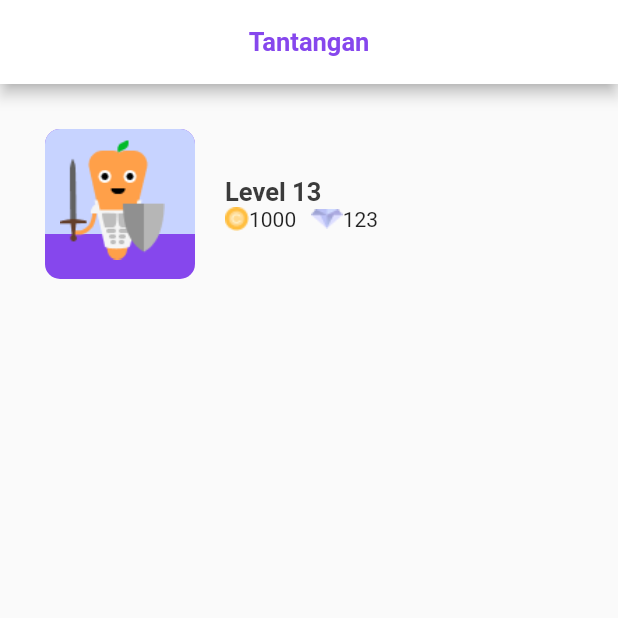
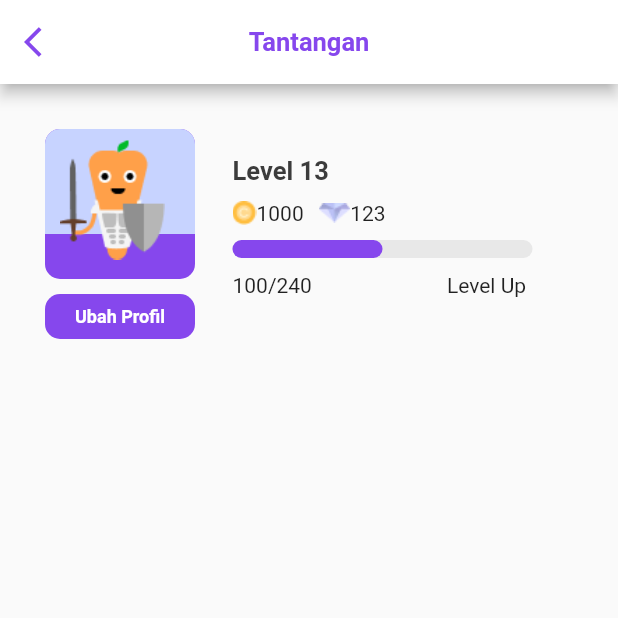
Before and after one commit to adhityabye/berifood-app, a Flutter app: the ProfilePage screen opened directly, on a phone screen of 412 x 824 dp, the top half of it. Run offline on Flutter 3.47's test engine with Material 2 defaults, Android fonts, the phone set to English and light mode, and no system bars; our stand-ins replace gap, get; Roboto replaces fonts that are missing (Poppins).

Commit message:
profile  update

```diff
--- a/lib/ui/Pages/profile_page.dart
+++ b/lib/ui/Pages/profile_page.dart
@@ -17,10 +17,10 @@ class ProfilePage extends StatelessWidget {
             onTap: () {
               Get.toNamed("/home");
             },
-            // child: Icon(
-            //   Icons.arrow_back_ios,
-            //   color: primary,
-            // ),
+            child: Icon(
+              Icons.arrow_back_ios,
+              color: primary,
+            ),
           ),
           title: Text("Tantangan",
               style: Styles.headLineStyle2.copyWith(color: primary)),
@@ -69,10 +69,24 @@ class ProfilePage extends StatelessWidget {
                             ),
                           ),
                         ),
+                        Container(
+                          height: 30,
+                          width: 100,
+                          decoration: BoxDecoration(
+                              color: primary,
+                              borderRadius: BorderRadius.circular(10)),
+                          child: Center(
+                            child: Text(
+                              "Ubah Profil",
+                              style: Styles.headLineStyle3
+                                  .copyWith(color: Colors.white),
+                            ),
+                          ),
+                        ),
                       ],
                     ),
                     Container(
-                      padding: EdgeInsets.only(left: 10),
+                      padding: EdgeInsets.only(left: 15),
                       child: Column(
                         crossAxisAlignment: CrossAxisAlignment.start,
                         children: [
@@ -86,6 +100,7 @@ class ProfilePage extends StatelessWidget {
                               ),
                             ],
                           ),
+                          const Gap(10),
                           Row(
                             children: [
                               Image.asset("assets/icons/coin.png"),
@@ -93,6 +108,40 @@ class ProfilePage extends StatelessWidget {
                               Gap(10),
                               Image.asset("assets/icons/diamond.png"),
                               Text("123"),
+                            ],
+                          ),
+                          const Gap(10),
+                          Row(
+                            children: [
+                              Container(
+                                width: 200,
+                                height: 12,
+                                decoration: BoxDecoration(
+                                  color: Color(0xFFE8E8E8),
+                                  borderRadius: BorderRadius.circular(10),
+                                ),
+                                child: Stack(
+                                  children: [
+                                    Container(
+                                      height: 12,
+                                      width: 100,
+                                      decoration: BoxDecoration(
+                                        color: primary,
+                                        borderRadius: BorderRadius.circular(10),
+                                      ),
+                                    ),
+                                  ],
+                                ),
+                              ),
+                            ],
+                          ),
+                          const Gap(10),
+                          Row(
+                            mainAxisAlignment: MainAxisAlignment.spaceEvenly,
+                            children: [
+                              Text("100/240"),
+                              const Gap(90),
+                              Text("Level Up"),
                             ],
                           ),
                         ],
```
